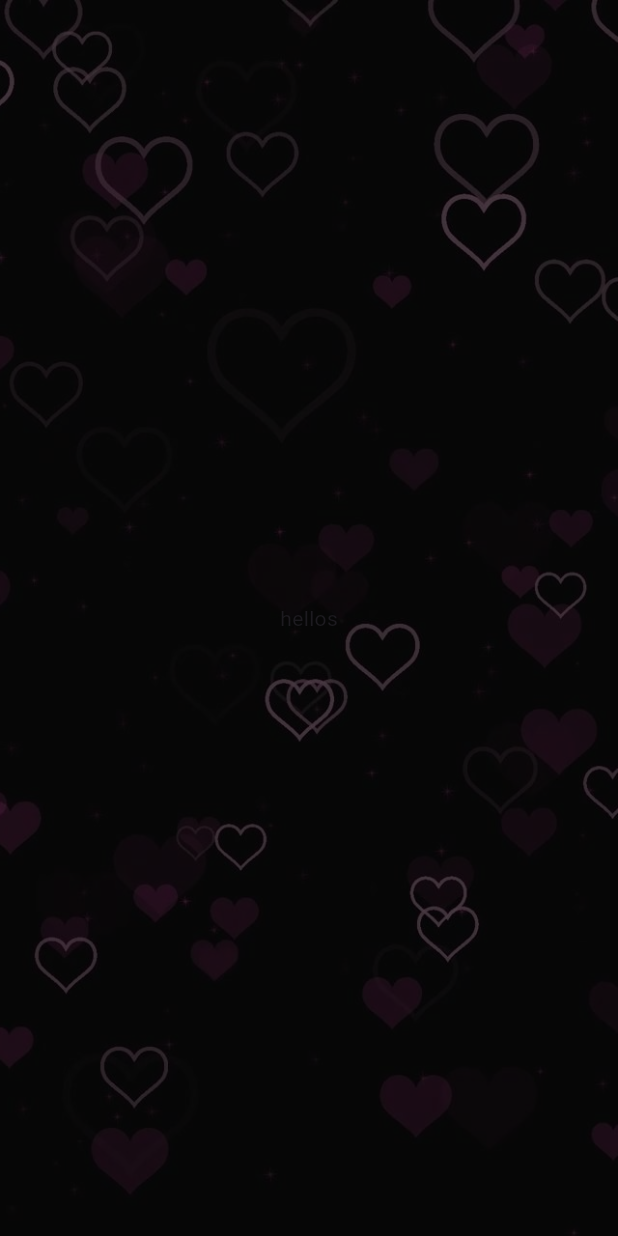
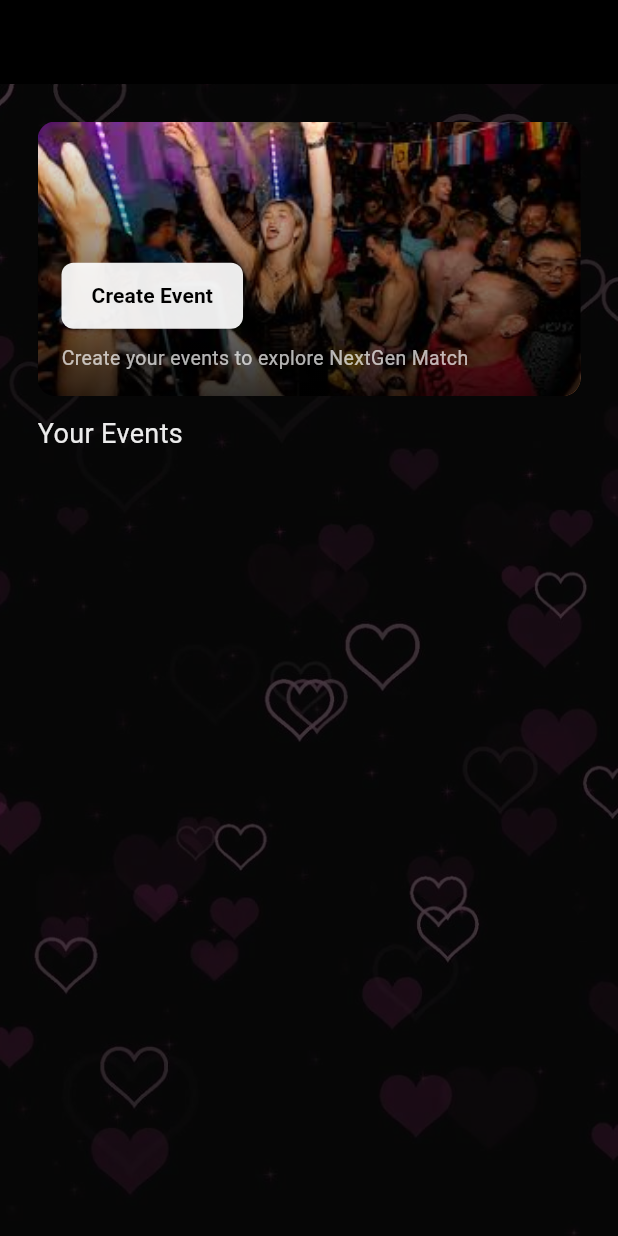
Before and after one commit to siyadjr/Next-Gen-Match, a Flutter app: the ScreenHome screen opened directly, on a phone screen of 412 x 824 dp. Run offline on Flutter 3.47's test engine with Material 3 defaults, Android fonts, the phone set to English and light mode, and no system bars; our stand-ins replace cloud_firestore, firebase_auth, firebase_core, shared_preferences; accounts and stored records are empty; generated files the repository leaves out were written again.

Commit message:
Home screen UI fundementual

```diff
--- a/lib/Core/Theme/app_colours.dart
+++ b/lib/Core/Theme/app_colours.dart
@@ -4,4 +4,5 @@ class AppColours {
   static const mainBackGround = Color.fromRGBO(0, 0, 0, 1);
   static const secondaryColour = Color.fromRGBO(199, 6, 96, 0.921);
   static const thirdColour = Color.fromRGBO(255, 255, 255, 0.922);
+  static const secondTheme = Color.fromRGBO(153, 31, 205, 0.922);
 }
--- a/lib/Features/home/pages/screeens/screen_home.dart
+++ b/lib/Features/home/pages/screeens/screen_home.dart
@@ -7,6 +7,102 @@ class ScreenHome extends StatelessWidget {
 
   @override
   Widget build(BuildContext context) {
-    return CustomScaffold(opacity: 0.3, body: Center(child: Text('hellos')));
+    final size = MediaQuery.of(context).size;
+    return CustomScaffold(
+      opacity: 0.3,
+      body: CustomScrollView(
+        slivers: [
+          SliverAppBar(
+            backgroundColor: AppColours.mainBackGround,
+            expandedHeight: size.height / 20,
+          ),
+          SliverPadding(
+            padding: const EdgeInsets.all(25.0),
+            sliver: SliverList(
+              delegate: SliverChildListDelegate([
+                // Add your children widgets here
+                Container(
+                  width: double.infinity,
+                  height: size.height / 4.5,
+                  decoration: BoxDecoration(
+                    borderRadius: BorderRadius.circular(12),
+                  ),
+                  child: ClipRRect(
+                    borderRadius: BorderRadius.circular(12),
+                    child: Stack(
+                      fit: StackFit.expand,
+                      children: [
+                        // Background image
+                        Image.asset(
+                          'assets/download (1).jpg',
+                          fit: BoxFit.cover,
+                        ),
+                        // Gradient overlay
+                        Container(
+                          padding: const EdgeInsets.all(16),
+                          decoration: BoxDecoration(
+                            gradient: LinearGradient(
+                              begin: Alignment.topCenter,
+                              end: Alignment.bottomCenter,
+                              colors: [
+                                Colors.transparent,
+                                Colors.black.withOpacity(0.8),
+                              ],
+                            ),
+                          ),
+                          child: Column(
+                            mainAxisAlignment: MainAxisAlignment.end,
+                            crossAxisAlignment: CrossAxisAlignment.start,
+                            children: [
+                              ElevatedButton(
+                                onPressed: () {
+                                  // TODO: Add your event creation logic here
+                                },
+                                style: ElevatedButton.styleFrom(
+                                  backgroundColor: AppColours.thirdColour,
+                                  foregroundColor: Colors.black,
+                                  shape: RoundedRectangleBorder(
+                                    borderRadius: BorderRadius.circular(8),
+                                  ),
+                                  padding: const EdgeInsets.symmetric(
+                                    horizontal: 20,
+                                    vertical: 12,
+                                  ),
+                                ),
+                                child: const Text(
+                                  'Create Event',
+                                  style: TextStyle(fontWeight: FontWeight.bold),
+                                ),
+                              ),
+                              const SizedBox(height: 8),
+                              const Text(
+                                'Create your events to explore NextGen Match',
+                                style: TextStyle(
+                                  color: Colors.white70,
+                                  fontSize: 13,
+                                ),
+                              ),
+                            ],
+                          ),
+                        ),
+                      ],
+                    ),
+                  ),
+                ),
+                SizedBox(height: 12),
+                Text(
+                  'Your Events',
+                  style: TextStyle(
+                    fontSize: 18,
+                    color: AppColours.thirdColour,
+                    fontWeight: FontWeight.normal,
+                  ),
+                ),
+              ]),
+            ),
+          ),
+        ],
+      ),
+    );
   }
 }
```
Also changed, not shown: assets/download (1).jpg (added).
